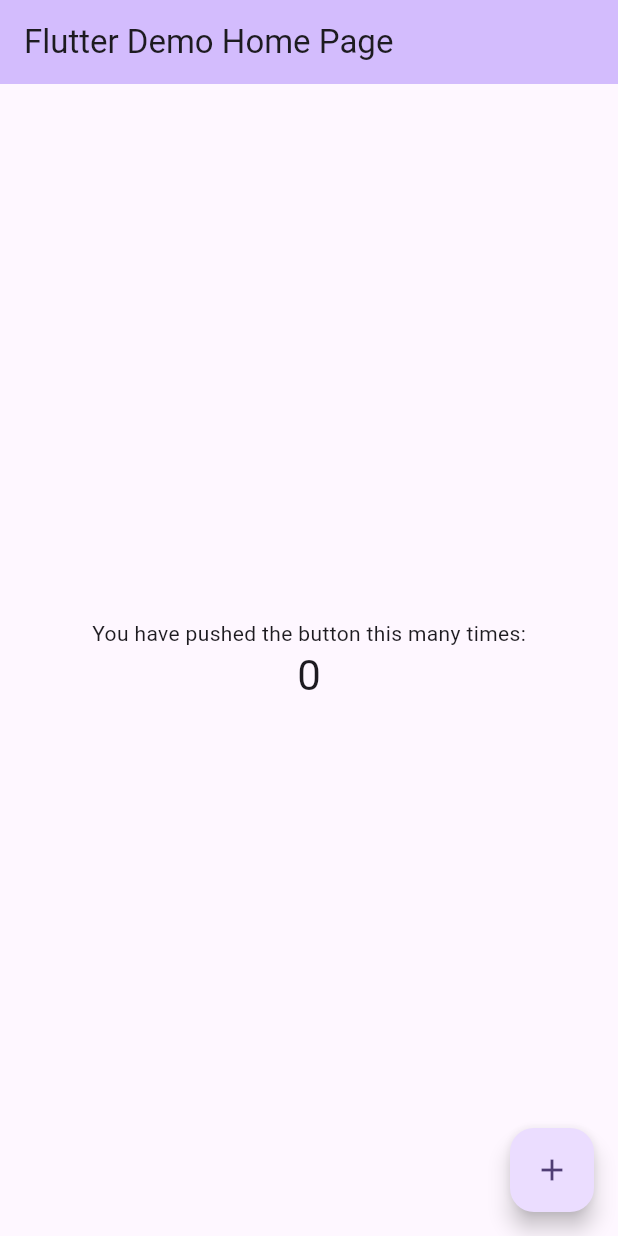
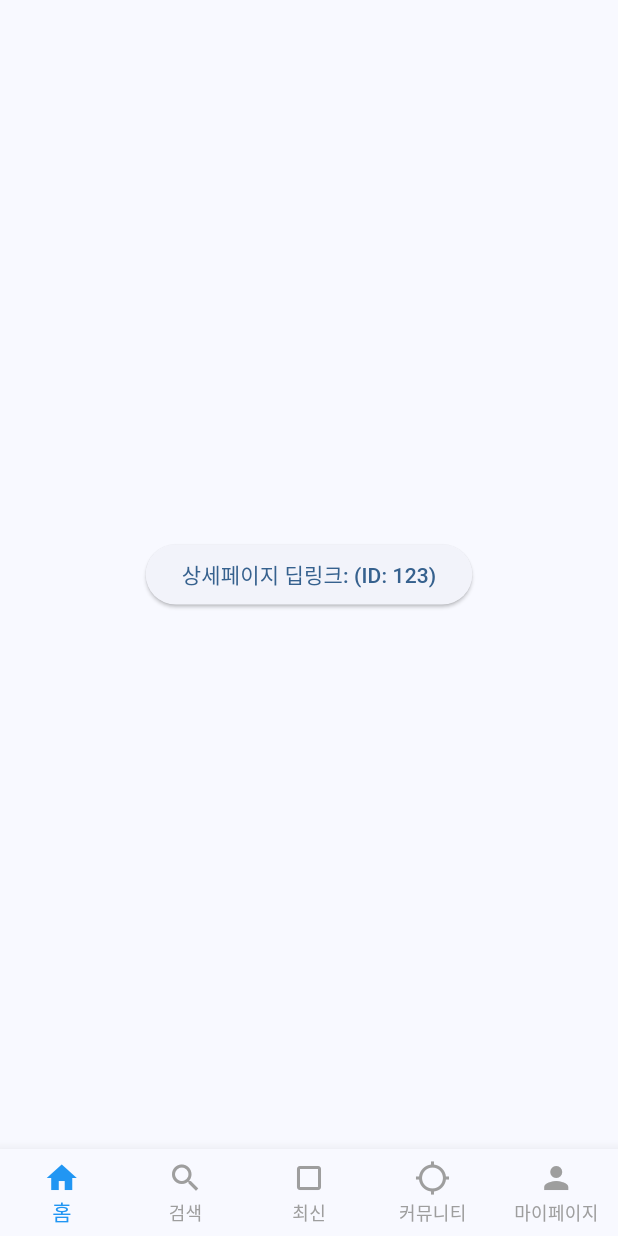
Before and after one commit to 20160553/comics_shorts_form, a Flutter app: the screen it shows after launch, on a phone screen of 412 x 824 dp. Run offline on Flutter 3.47's test engine with Material 3 defaults, Android fonts, the phone set to English and light mode, and no system bars; our stand-ins replace flutter_dotenv, flutter_riverpod, go_router.

Commit message:
FEAT: [ 라우터 설정 및 바텀네비게이션 연결 ]

```diff
--- /dev/null
+++ b/lib/core/constants/app_routes.dart
@@ -0,0 +1,50 @@
+import 'package:flutter/material.dart';
+
+class RouteInfo {
+  final String nameKr;
+  final String nameEn;
+  final String path;
+  final IconData icon;
+
+  const RouteInfo({
+    required this.nameKr,
+    required this.nameEn,
+    required this.path,
+    required this.icon,
+  });
+}
+
+class AppRoutes {
+  AppRoutes._();
+
+  static const RouteInfo home = RouteInfo(
+    nameKr: '홈',
+    nameEn: 'HOME',
+    path: '/home',
+    icon: Icons.home,
+  );
+  static const RouteInfo search = RouteInfo(
+    nameKr: '검색',
+    nameEn: 'SEARCH',
+    path: '/search',
+    icon: Icons.search,
+  );
+  static const RouteInfo latest = RouteInfo(
+    nameKr: '최신',
+    nameEn: 'LATEST',
+    path: '/latest',
+    icon: Icons.crop_square,
+  );
+  static const RouteInfo comunity = RouteInfo(
+    nameKr: '커뮤니티',
+    nameEn: 'comunity',
+    path: '/comunity',
+    icon: Icons.location_searching,
+  );
+  static const RouteInfo mypage = RouteInfo(
+    nameKr: '마이페이지',
+    nameEn: 'MYPAGE',
+    path: '/mypage',
+    icon: Icons.person,
+  );
+}
--- /dev/null
+++ b/lib/core/router/router.dart
@@ -0,0 +1,116 @@
+import 'package:comic_short_forms/core/constants/app_routes.dart';
+import 'package:comic_short_forms/features/community/presentation/community_screen.dart';
+import 'package:comic_short_forms/features/home/presentation/home_detail_screen.dart';
+import 'package:comic_short_forms/features/home/presentation/home_screen.dart';
+import 'package:comic_short_forms/features/latest/presentation/latest_screen.dart';
+import 'package:comic_short_forms/features/main/presentation/main_screen.dart';
+import 'package:comic_short_forms/features/mypage/presentation/mypage_screen.dart';
+import 'package:comic_short_forms/features/search/presentation/search_screen.dart';
+import 'package:flutter/material.dart';
+import 'package:flutter_riverpod/flutter_riverpod.dart';
+import 'package:go_router/go_router.dart';
+
+// 앱 전체 네비게이터 키
+final _rootNavigatorKey = GlobalKey<NavigatorState>();
+
+final _shellNavigatorKeyTabHome = GlobalKey<NavigatorState>(
+  debugLabel: AppRoutes.home.nameEn,
+);
+final _shellNavigatorKeyTabSearch = GlobalKey<NavigatorState>(
+  debugLabel: AppRoutes.search.nameEn,
+);
+final _shellNavigatorKeyTabLatest = GlobalKey<NavigatorState>(
+  debugLabel: AppRoutes.latest.nameEn,
+);
+final _shellNavigatorKeyTabCommunity = GlobalKey<NavigatorState>(
+  debugLabel: AppRoutes.comunity.nameEn,
+);
+final _shellNavigatorKeyTabMypage = GlobalKey<NavigatorState>(
+  debugLabel: AppRoutes.mypage.nameEn,
+);
+
+final routerProvider = Provider<GoRouter>((ref) {
+  return GoRouter(
+    navigatorKey: _rootNavigatorKey,
+    initialLocation: AppRoutes.home.path, // 앱 시작 시 첫 페이지
+    // (⭐ 해결책) 리다이렉트 로직 추가
+    redirect: (context, state) {
+      // 사용자가 루트('/') 경로로 왔다면,
+      if (state.matchedLocation == '/') {
+        // initialLocation인 '/home'으로 리다이렉트
+        return AppRoutes.home.path;
+      }
+      // 그 외에는 아무것도 하지 않음 (null 반환)
+      return null;
+    },
+    routes: [
+      // (로그인 페이지 - 쉘 외부의 라우트)
+      // GoRoute(
+      //   path: '/login',
+      //   builder: (context, state) => LoginScreen(),
+      // ),
+      StatefulShellRoute.indexedStack(
+        builder: (context, state, navigationShell) {
+          return MainScreen(navigationShell: navigationShell);
+        },
+        branches: [
+          StatefulShellBranch(
+            navigatorKey: _shellNavigatorKeyTabHome,
+            routes: [
+              GoRoute(
+                path: AppRoutes.home.path,
+                builder: (context, state) => const HomeScreen(),
+                routes: [
+                  // 딥링크 확장 가능
+                  GoRoute(
+                    path: 'details/:id', // /home/details/:id
+                    builder: (context, state) {
+                      final id = int.parse(state.pathParameters['id']!);
+                      return HomeDetailScreen(id: id);
+                    },
+                  ),
+                ],
+              ),
+            ],
+          ),
+          StatefulShellBranch(
+            navigatorKey: _shellNavigatorKeyTabSearch,
+            routes: [
+              GoRoute(
+                path: AppRoutes.search.path,
+                builder: (context, state) => const SearchScreen(),
+              ),
+            ],
+          ),
+          StatefulShellBranch(
+            navigatorKey: _shellNavigatorKeyTabLatest,
+            routes: [
+              GoRoute(
+                path: AppRoutes.latest.path,
+                builder: (context, state) => const LatestScreen(),
+              ),
+            ],
+          ),
+          StatefulShellBranch(
+            navigatorKey: _shellNavigatorKeyTabCommunity,
+            routes: [
+              GoRoute(
+                path: AppRoutes.comunity.path,
+                builder: (context, state) => const CommunityScreen(),
+              ),
+            ],
+          ),
+          StatefulShellBranch(
+            navigatorKey: _shellNavigatorKeyTabMypage,
+            routes: [
+              GoRoute(
+                path: AppRoutes.mypage.path,
+                builder: (context, state) => const MypageScreen(),
+              ),
+            ],
+          ),
+        ],
+      ),
+    ],
+  );
+});
--- /dev/null
+++ b/lib/features/home/presentation/home_screen.dart
@@ -0,0 +1,19 @@
+import 'package:comic_short_forms/core/constants/app_routes.dart';
+import 'package:flutter/material.dart';
+import 'package:go_router/go_router.dart';
+
+class HomeScreen extends StatelessWidget {
+  const HomeScreen({super.key});
+
+  @override
+  Widget build(BuildContext context) {
+    return Scaffold(
+      body: Center(
+        child: ElevatedButton(
+          onPressed: () => context.go('${AppRoutes.home.path}/details/123'),
+          child: Text('상세페이지 딥링크: (ID: 123)'),
+        ),
+      ),
+    );
+  }
+}
--- a/lib/features/main/presentation/main_screen.dart
+++ b/lib/features/main/presentation/main_screen.dart
@@ -1,15 +1,35 @@
+import 'package:comic_short_forms/core/constants/app_routes.dart';
 import 'package:flutter/material.dart';
+import 'package:go_router/go_router.dart';
 
-class MainScreen extends StatefulWidget {
-  const MainScreen({super.key});
+class MainScreen extends StatelessWidget {
+  const MainScreen({super.key, required this.navigationShell});
+  final StatefulNavigationShell navigationShell;
 
   @override
-  State<MainScreen> createState() => _MainScreenState();
-}
-
-class _MainScreenState extends State<MainScreen> {
-  @override
   Widget build(BuildContext context) {
-    return const Placeholder();
+    return Scaffold(
+      body: navigationShell,
+      bottomNavigationBar: BottomNavigationBar(
+        items: [
+          BottomNavigationBarItem(icon: Icon(AppRoutes.home.icon), label: AppRoutes.home.nameKr),
+          BottomNavigationBarItem(icon: Icon(AppRoutes.search.icon), label: AppRoutes.search.nameKr),
+          BottomNavigationBarItem(icon: Icon(AppRoutes.latest.icon), label: AppRoutes.latest.nameKr),
+          BottomNavigationBarItem(icon: Icon(AppRoutes.comunity.icon), label: AppRoutes.comunity.nameKr),
+          BottomNavigationBarItem(icon: Icon(AppRoutes.mypage.icon), label: AppRoutes.mypage.nameKr),
+        ],
+        currentIndex: navigationShell.currentIndex,
+        onTap: (index) {
+          navigationShell.goBranch(
+            index,
+            // 탭 다시 눌렀을 때 탭의 첫 페이지로 이동
+            initialLocation: index == navigationShell.currentIndex,
+          );
+        },
+        type: BottomNavigationBarType.fixed,
+        selectedItemColor: Colors.blue,
+        unselectedItemColor: Colors.grey,
+      ),
+    );
   }
 }
--- a/lib/main.dart
+++ b/lib/main.dart
@@ -1,3 +1,5 @@
+import 'package:comic_short_forms/core/router/router.dart';
+import 'package:comic_short_forms/features/main/presentation/main_screen.dart';
 import 'package:flutter/material.dart';
 import 'package:flutter_dotenv/flutter_dotenv.dart';
 import 'package:flutter_riverpod/flutter_riverpod.dart';
@@ -7,64 +9,20 @@ void main() async {
   runApp(const ProviderScope(child: MyApp()));
 }
 
-class MyApp extends StatelessWidget {
+class MyApp extends ConsumerWidget {
   const MyApp({super.key});
 
   // This widget is the root of your application.
   @override
-  Widget build(BuildContext context) {
-    return MaterialApp(
+  Widget build(BuildContext context, WidgetRef ref) {
+    final router = ref.watch(routerProvider);
+    return MaterialApp.router(
       title: 'Flutter Demo',
       theme: ThemeData(
-        colorScheme: ColorScheme.fromSeed(seedColor: Colors.deepPurple),
+        colorScheme: ColorScheme.fromSeed(seedColor: Colors.blue),
       ),
       darkTheme: ThemeData.dark(),
-      home: const MyHomePage(title: 'Flutter Demo Home Page'),
+      routerConfig: router,
     );
   }
 }
-
-class MyHomePage extends StatefulWidget {
-  const MyHomePage({super.key, required this.title});
-  final String title;
-
-  @override
-  State<MyHomePage> createState() => _MyHomePageState();
-}
-
-class _MyHomePageState extends State<MyHomePage> {
-  int _counter = 0;
-
-  void _incrementCounter() {
-    setState(() {
-      _counter++;
-    });
-  }
-
-  @override
-  Widget build(BuildContext context) {
-    return Scaffold(
-      appBar: AppBar(
-        backgroundColor: Theme.of(context).colorScheme.inversePrimary,
-        title: Text(widget.title),
-      ),
-      body: Center(
-        child: Column(
-          mainAxisAlignment: MainAxisAlignment.center,
-          children: <Widget>[
-            const Text('You have pushed the button this many times:'),
-            Text(
-              '$_counter',
-              style: Theme.of(context).textTheme.headlineMedium,
-            ),
-          ],
-        ),
-      ),
-      floatingActionButton: FloatingActionButton(
-        onPressed: _incrementCounter,
-        tooltip: 'Increment',
-        child: const Icon(Icons.add),
-      ),
-    );
-  }
-}
--- a/pubspec.yaml
+++ b/pubspec.yaml
@@ -39,6 +39,7 @@ dependencies:
   freezed: ^3.2.3
   freezed_annotation: ^3.1.0
   flutter_dotenv: ^6.0.0
+  go_router: ^16.3.0
 
 dev_dependencies:
   flutter_test:
```
Also changed, not shown: lib/features/community/presentation/community_screen.dart (added, +19 -0 lines), lib/features/home/presentation/home_detail_screen.dart (added, +12 -0 lines), lib/features/latest/presentation/latest_screen.dart (added, +19 -0 lines), lib/features/mypage/presentation/mypage_screen.dart (added, +19 -0 lines), lib/features/search/presentation/search_screen.dart (added, +19 -0 lines), pubspec.lock.
